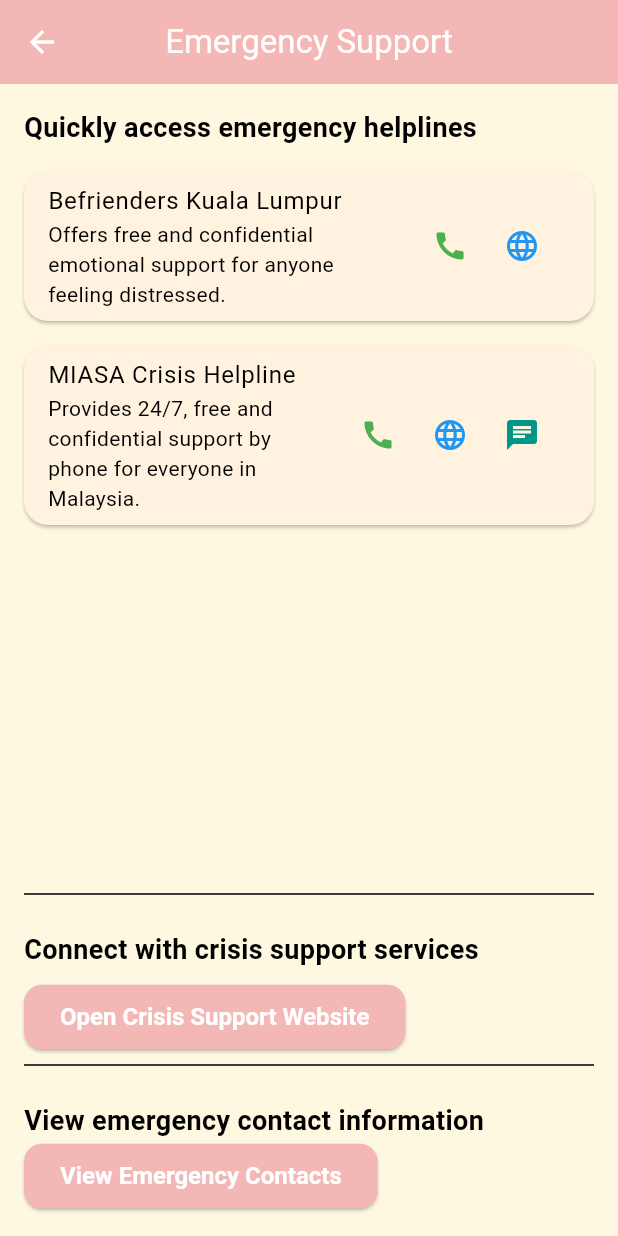
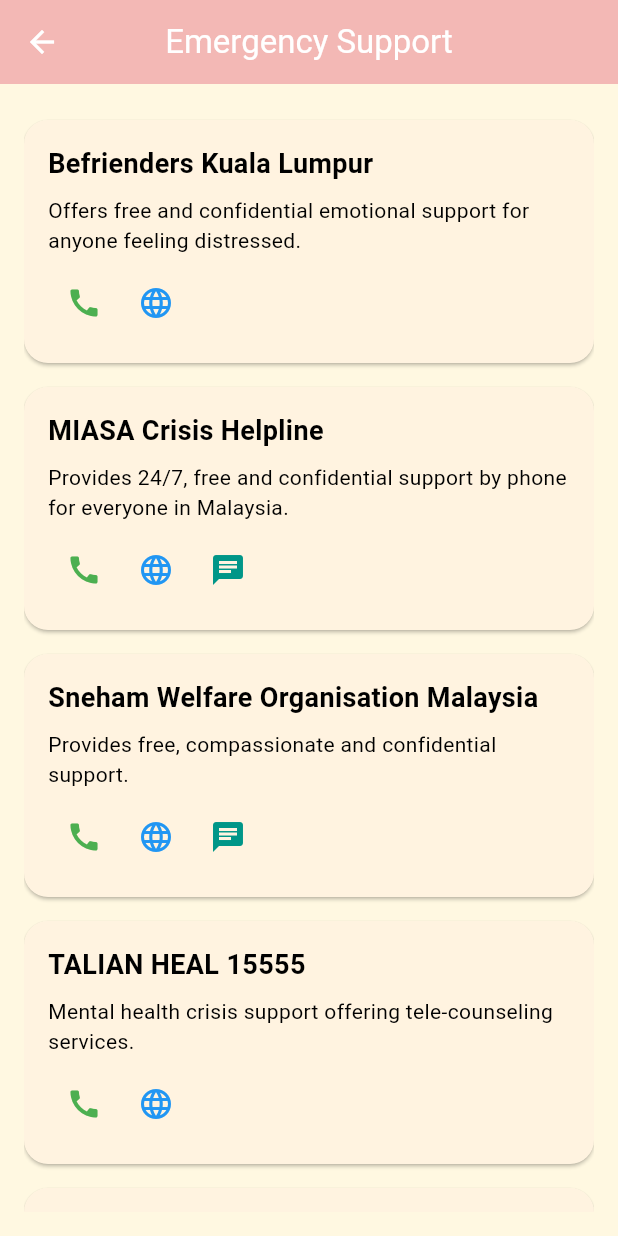
Before and after one commit to Nouman13388/calmspace, a Flutter app: the EmergencySupportPage screen opened directly, on a phone screen of 412 x 824 dp. Run offline on Flutter 3.47's test engine with Material 3 defaults, Android fonts, the phone set to English and light mode, and no system bars; our stand-ins replace firebase_auth, firebase_core, fl_chart, font_awesome_flutter, geocoding, geolocator and 6 more; missing offline and left inert: cuberto_bottom_bar; accounts and stored records are empty; Roboto replaces fonts that are missing (OpenSans).

Commit message:
emergency erros fixed

```diff
--- a/lib/controllers/emergency_controller.dart
+++ b/lib/controllers/emergency_controller.dart
@@ -1,4 +1,4 @@
-import 'package:flutter_phone_direct_caller/flutter_phone_direct_caller.dart';
+import 'package:flutter/material.dart';
 import 'package:get/get.dart';
 import 'package:url_launcher/url_launcher.dart';
 
@@ -19,34 +19,106 @@
       "website": "https://miasa.org.my/",
       "whatsapp": "https://wa.me/60397656088",
     },
-    // Add other helplines here...
+    {
+      "name": "Sneham Welfare Organisation Malaysia",
+      "description": "Provides free, compassionate and confidential support.",
+      "phone": "1800225757",
+      "website": "https://www.facebook.com/snehammalaysia/",
+      "whatsapp": "https://wa.me/60102945722",
+    },
+    {
+      "name": "TALIAN HEAL 15555",
+      "description":
+          "Mental health crisis support offering tele-counseling services.",
+      "phone": "15555",
+      "website": "http://moh.gov.my/ncemh",
+    },
+    {
+      "name": "Malaysian Mental Health Association (MMHA)",
+      "description":
+          "Dedicated to providing free and confidential support and information by phone.",
+      "phone": "0327806803",
+      "website": "https://mmha.org.my/",
+    },
+    {
+      "name": "PT Foundation's Peer Listening Helpline",
+      "description":
+          "Creates a safe space for the LGBTQ+ community with peer support.",
+      "phone": "0327876005",
+      "website": "https://www.facebook.com/ptfmalaysia/",
+    },
+    {
+      "name": "P.S. The Children Hotline",
+      "description": "A hotline dedicated to supporting children.",
+      "phone": "0167213065",
+      "website": "https://www.psthechildren.org.my/",
+    },
+    {
+      "name": "Talian Kasih 15999 Hotline",
+      "description":
+          "Support services including counseling for abuse and homelessness.",
+      "phone": "15999",
+      "website": "https://www.kpwkm.gov.my/",
+      "whatsapp": "https://wa.me/600192615999",
+    },
+    {
+      "name": "Buddy Bear Childline",
+      "description":
+          "A safe space for children and teenagers to share worries and concerns.",
+      "phone": "1800182327",
+      "website": "https://www.humankind.my/buddybear-helpline",
+    },
+    {
+      "name": "Telenita Helpline",
+      "description": "Legal information and counseling services for survivors.",
+      "phone": "0162374221",
+      "website": "https://www.awam.org.my/",
+      "whatsapp": "https://wa.me/+600162374221",
+    },
   ];
 
+  // Open phone dialer with the given phone number
   Future<void> callHelpline(String phone) async {
-    await FlutterPhoneDirectCaller.callNumber(phone);
-  }
-
-  Future<void> openWebsite(String url) async {
-    final uri = Uri.parse(url);
+    final Uri uri = Uri(scheme: 'tel', path: phone);
     if (await canLaunchUrl(uri)) {
-      await launchUrl(uri, mode: LaunchMode.externalApplication);
+      await launchUrl(uri);
+    } else {
+      Get.snackbar(
+        "Error",
+        "Could not open the phone dialer.",
+        snackPosition: SnackPosition.BOTTOM,
+        backgroundColor: Colors.orangeAccent,
+      );
     }
   }
 
-  Future<void> openWhatsApp(String url) async {
-    final uri = Uri.parse(url);
+  // Open website in the external browser
+  Future<void> openWebsite(String url) async {
+    final Uri uri = Uri.parse(url);
     if (await canLaunchUrl(uri)) {
       await launchUrl(uri, mode: LaunchMode.externalApplication);
+    } else {
+      Get.snackbar(
+        "Error",
+        "Could not open the website.",
+        snackPosition: SnackPosition.BOTTOM,
+        backgroundColor: Colors.orangeAccent,
+      );
     }
   }
 
-  // Define openCrisisSupportService method
-  Future<void> openCrisisSupportService(String url) async {
-    final uri = Uri.parse(url);
+  // Open WhatsApp link if available
+  Future<void> openWhatsApp(String url) async {
+    final Uri uri = Uri.parse(url);
     if (await canLaunchUrl(uri)) {
       await launchUrl(uri, mode: LaunchMode.externalApplication);
     } else {
-      print("Could not open the crisis support service URL.");
+      Get.snackbar(
+        "Error",
+        "Could not open WhatsApp.",
+        snackPosition: SnackPosition.BOTTOM,
+        backgroundColor: Colors.orangeAccent,
+      );
     }
   }
 }
--- a/lib/routes/router.dart
+++ b/lib/routes/router.dart
@@ -12,6 +12,7 @@
 import '../views/chat_pages/chat_page.dart';
 import '../views/content_page.dart';
 import '../views/drawer_item_page.dart';
+import '../views/emergency_page.dart';
 import '../views/feedback_page.dart';
 import '../views/home_pages/therapist_home_page.dart';
 import '../views/home_pages/user_home_page.dart';
@@ -44,7 +45,7 @@
         page: () => const UserAppointmentPage(userName: '')),
     GetPage(
         name: '/notification-preferences',
-        page: () => NotificationPreferencesPage()), // New route
+        page: () => const NotificationPreferencesPage()), // New route
     GetPage(
         name: '/news-preferences',
         page: () => NewsPreferencesPage()), // New route
@@ -66,12 +67,11 @@
         name: '/privacy-policy', page: () => PrivacyPolicyPage()), // New route
     GetPage(
         name: '/notification-preference',
-        page: () => NotificationPreferencesPage()), // New route
+        page: () => const NotificationPreferencesPage()), // New route
     GetPage(
         name: '/terms-of-service',
         page: () => TermsOfServicePage()), // New route
-    // GetPage(
-    //     name: '/emergency', page: () => EmergencySupportPage()),
+    GetPage(name: '/emergency', page: () => EmergencySupportPage()),
   ];
 
   static void initRoutes(SharedPreferences prefs) {
--- a/lib/views/emergency_page.dart
+++ b/lib/views/emergency_page.dart
@@ -1,7 +1,5 @@
 import 'package:flutter/material.dart';
-import 'package:flutter_phone_direct_caller/flutter_phone_direct_caller.dart';
 import 'package:get/get.dart';
-import 'package:url_launcher/url_launcher.dart';
 
 import '../controllers/emergency_controller.dart';
 
@@ -9,53 +7,56 @@
   final EmergencySupportController controller =
       Get.put(EmergencySupportController());
 
+  EmergencySupportPage({super.key});
+
   @override
   Widget build(BuildContext context) {
     return Scaffold(
       appBar: AppBar(
         title: const Text("Emergency Support"),
+        centerTitle: true,
       ),
       body: Padding(
         padding: const EdgeInsets.all(16.0),
-        child: Column(
-          crossAxisAlignment: CrossAxisAlignment.start,
-          children: [
-            const Text(
-              "Quickly access emergency helplines",
-              style: TextStyle(fontSize: 18, fontWeight: FontWeight.bold),
-            ),
-            const SizedBox(height: 8),
-            // List of helplines
-            Expanded(
         child: ListView.builder(
           itemCount: controller.helplines.length,
           itemBuilder: (context, index) {
             final helpline = controller.helplines[index];
             return Card(
-                    margin: const EdgeInsets.symmetric(vertical: 8.0),
-                    child: ListTile(
-                      title: Text(helpline["name"]!),
-                      subtitle: Text(helpline["description"] ?? ""),
-                      trailing: Row(
-                        mainAxisSize: MainAxisSize.min,
+              margin: EdgeInsets.symmetric(vertical: 8.0),
+              child: Padding(
+                padding: const EdgeInsets.all(16.0),
+                child: Column(
+                  crossAxisAlignment: CrossAxisAlignment.start,
+                  children: [
+                    Text(
+                      helpline["name"]!,
+                      style:
+                          TextStyle(fontSize: 18, fontWeight: FontWeight.bold),
+                    ),
+                    SizedBox(height: 8),
+                    Text(helpline["description"] ?? "",
+                        style: TextStyle(fontSize: 14)),
+                    SizedBox(height: 8),
+                    Row(
                       children: [
                         IconButton(
-                            icon: const Icon(Icons.call, color: Colors.green),
+                          icon: Icon(Icons.call, color: Colors.green),
                           onPressed: () =>
                               controller.callHelpline(helpline["phone"]!),
                         ),
-                          if (helpline["website"] != null)
                         IconButton(
-                              icon: const Icon(Icons.language,
-                                  color: Colors.blue),
+                          icon: Icon(Icons.language, color: Colors.blue),
                           onPressed: () =>
                               controller.openWebsite(helpline["website"]!),
                         ),
                         if (helpline["whatsapp"] != null)
                           IconButton(
-                              icon: const Icon(Icons.chat, color: Colors.teal),
-                              onPressed: () => controller
-                                  .openWhatsApp(helpline["whatsapp"]!),
+                            icon: Icon(Icons.chat, color: Colors.teal),
+                            onPressed: () =>
+                                controller.openWhatsApp(helpline["whatsapp"]!),
+                          ),
+                      ],
                     ),
                   ],
                 ),
@@ -64,145 +65,6 @@
           },
         ),
       ),
-            const Divider(),
-            const SizedBox(height: 16),
-            const Text(
-              "Connect with crisis support services",
-              style: TextStyle(fontSize: 18, fontWeight: FontWeight.bold),
-            ),
-            const SizedBox(height: 8),
-            ElevatedButton(
-              onPressed: () {
-                controller.openCrisisSupportService(
-                  "https://breakthroughformen.org/?gad_source=1&gclid=Cj0KCQjwm5e5BhCWARIsANwm06jXIV7cEsC1JwodeYJ1X0kvo98HiEeZdlq_AUxTuZxbbI3Ica77C_oaAuUHEALw_wcB",
-                );
-              },
-              child: const Text("Open Crisis Support Website"),
-            ),
-            const Divider(),
-            const SizedBox(height: 16),
-            const Text(
-              "View emergency contact information",
-              style: TextStyle(fontSize: 18, fontWeight: FontWeight.bold),
-            ),
-            ElevatedButton(
-              onPressed: () {
-                Get.to(() => EmergencyContactsPage());
-              },
-              child: const Text("View Emergency Contacts"),
-            ),
-          ],
-        ),
-      ),
     );
   }
 }
-
-// Emergency Contacts Page
-class EmergencyContactsPage extends StatelessWidget {
-  @override
-  Widget build(BuildContext context) {
-    final emergencyContacts = [
-      {
-        "name": "Befrienders Kuala Lumpur",
-        "phone": "0376272929",
-        "website": "https://www.befrienders.org.my/"
-      },
-      {
-        "name": "MIASA Crisis Helpline",
-        "phone": "1800180066",
-        "website": "https://miasa.org.my/",
-        "whatsapp": "https://wa.me/60397656088"
-      },
-      {
-        "name": "Sneham Welfare Organisation Malaysia",
-        "phone": "1800225757",
-        "website": "https://www.facebook.com/snehammalaysia/",
-        "whatsapp": "https://wa.me/60102945722"
-      },
-      {
-        "name": "TALIAN HEAL 15555",
-        "phone": "15555",
-        "website": "http://moh.gov.my/ncemh"
-      },
-      {
-        "name": "Malaysian Mental Health Association (MMHA)",
-        "phone": "0327806803",
-        "website": "https://mmha.org.my/"
-      },
-      {
-        "name": "PT Foundation's Peer Listening Helpline",
-        "phone": "0327876005",
-        "website": "https://www.facebook.com/ptfmalaysia/"
-      },
-      {
-        "name": "P.S. The Children Hotline",
-        "phone": "0167213065",
-        "website": "https://www.psthechildren.org.my/"
-      },
-      {
-        "name": "Talian Kasih 15999 Hotline",
-        "phone": "15999",
-        "website": "https://www.kpwkm.gov.my/",
-        "whatsapp": "https://wa.me/600192615999"
-      },
-      {
-        "name": "Buddy Bear Childline",
-        "phone": "1800182327",
-        "website": "https://www.humankind.my/buddybear-helpline"
-      },
-      {
-        "name": "Telenita Helpline",
-        "phone": "0162374221",
-        "website": "https://www.awam.org.my/",
-        "whatsapp": "https://wa.me/+600162374221"
-      },
-    ];
-
-    return Scaffold(
-      appBar: AppBar(
-        title: const Text("Emergency Contacts"),
-      ),
-      body: ListView.builder(
-        itemCount: emergencyContacts.length,
-        itemBuilder: (context, index) {
-          final contact = emergencyContacts[index];
-          return Card(
-            margin: const EdgeInsets.symmetric(vertical: 8.0),
-            child: ListTile(
-              title: Text(contact["name"]!),
-              subtitle: Text(contact["phone"]!),
-              trailing: Row(
-                mainAxisSize: MainAxisSize.min,
-                children: [
-                  IconButton(
-                    icon: const Icon(Icons.call, color: Colors.green),
-                    onPressed: () {
-                      FlutterPhoneDirectCaller.callNumber(contact["phone"]!);
-                    },
-                  ),
-                  if (contact["website"] != null)
-                    IconButton(
-                      icon: const Icon(Icons.language, color: Colors.blue),
-                      onPressed: () {
-                        final uri = Uri.parse(contact["website"]!);
-                        launchUrl(uri, mode: LaunchMode.externalApplication);
-                      },
-                    ),
-                  if (contact["whatsapp"] != null)
-                    IconButton(
-                      icon: const Icon(Icons.chat, color: Colors.teal),
-                      onPressed: () {
-                        final uri = Uri.parse(contact["whatsapp"]!);
-                        launchUrl(uri, mode: LaunchMode.externalApplication);
-                      },
-                    ),
-                ],
-              ),
-            ),
-          );
-        },
-      ),
-    );
-  }
-}
--- a/pubspec.yaml
+++ b/pubspec.yaml
@@ -54,8 +54,9 @@
   firebase_storage: ^12.3.4
   image_picker: ^1.1.2
   url_launcher: ^6.3.1
-#  flutter_phone_direct_caller: ^2.1.1
   email_validator: ^3.0.0
+#  flutter_phone_direct_caller: ^2.0.0
+
 dev_dependencies:
   flutter_test:
     sdk: flutter
```
Also changed, not shown: 1 other file. Lines whose indentation alone changed are shown as unchanged.
